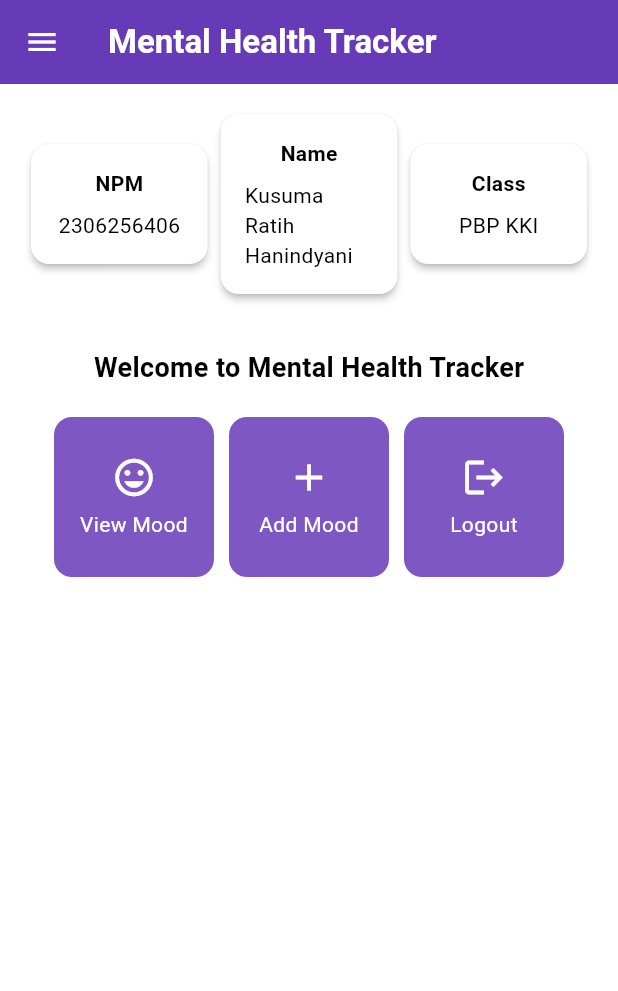
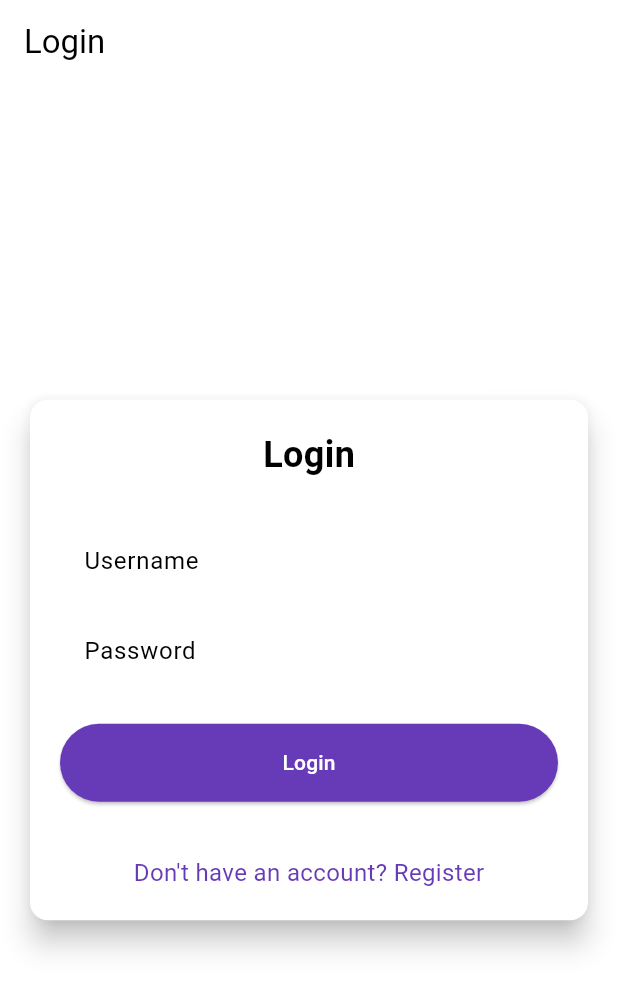
Before and after one commit to ksmratih/mental-health-tracker-mobile, a Flutter app: the screen it shows after launch, on a phone screen of 412 x 824 dp. Shown: the top 991 px of the screen. Run offline on Flutter 3.47's test engine with Material 3 defaults, Android fonts, the phone set to English and light mode, and no system bars; missing offline and left inert: pbp_django_auth.

Commit message:
tutorial 8 done!

```diff
--- a/lib/main.dart
+++ b/lib/main.dart
@@ -1,5 +1,7 @@
 import 'package:flutter/material.dart';
-import 'package:mental_health_tracker/screens/menu.dart';
+import 'package:pbp_django_auth/pbp_django_auth.dart';
+import 'package:provider/provider.dart';
+import 'package:mental_health_tracker/screens/login.dart';
 
 void main() {
   runApp(const MyApp());
@@ -8,32 +10,23 @@ void main() {
 class MyApp extends StatelessWidget {
   const MyApp({super.key});
 
-  // This widget is the root of your application.
   @override
   Widget build(BuildContext context) {
-    return MaterialApp(
-      title: 'Flutter Demo',
-      theme: ThemeData(
-        // This is the theme of your application.
-        //
-        // TRY THIS: Try running your application with "flutter run". You'll see
-        // the application has a purple toolbar. Then, without quitting the app,
-        // try changing the seedColor in the colorScheme below to Colors.green
-        // and then invoke "hot reload" (save your changes or press the "hot
-        // reload" button in a Flutter-supported IDE, or press "r" if you used
-        // the command line to start the app).
-        //
-        // Notice that the counter didn't reset back to zero; the application
-        // state is not lost during the reload. To reset the state, use hot
-        // restart instead.
-        //
-        // This works for code too, not just values: Most code changes can be
-        // tested with just a hot reload.
-        colorScheme: ColorScheme.fromSwatch(
-          primarySwatch: Colors.deepPurple,
-        ).copyWith(secondary: Colors.deepPurple[400]),
+    return Provider(
+      create: (_) {
+        CookieRequest request = CookieRequest();
+        return request;
+      },
+      child: MaterialApp(
+        title: 'Mental Health Tracker',
+        theme: ThemeData(
+          useMaterial3: true,
+          colorScheme: ColorScheme.fromSwatch(
+            primarySwatch: Colors.deepPurple,
+          ).copyWith(secondary: Colors.deepPurple[400]),
+        ),
+        home: LoginPage(),
       ),
-      home: MyHomePage(),
     );
   }
 }
--- /dev/null
+++ b/lib/screens/login.dart
@@ -0,0 +1,181 @@
+import 'package:mental_health_tracker/screens/menu.dart';
+import 'package:flutter/material.dart';
+import 'package:pbp_django_auth/pbp_django_auth.dart';
+import 'package:provider/provider.dart';
+import 'package:mental_health_tracker/screens/register.dart';
+
+void main() {
+  runApp(const LoginApp());
+}
+
+class LoginApp extends StatelessWidget {
+  const LoginApp({super.key});
+
+  @override
+  Widget build(BuildContext context) {
+    return MaterialApp(
+      title: 'Login',
+      theme: ThemeData(
+        useMaterial3: true,
+        colorScheme: ColorScheme.fromSwatch(
+          primarySwatch: Colors.deepPurple,
+        ).copyWith(secondary: Colors.deepPurple[400]),
+      ),
+      home: const LoginPage(),
+    );
+  }
+}
+
+class LoginPage extends StatefulWidget {
+  const LoginPage({super.key});
+
+  @override
+  State<LoginPage> createState() => _LoginPageState();
+}
+
+class _LoginPageState extends State<LoginPage> {
+  final TextEditingController _usernameController = TextEditingController();
+  final TextEditingController _passwordController = TextEditingController();
+
+  @override
+  Widget build(BuildContext context) {
+    final request = context.watch<CookieRequest>();
+
+    return Scaffold(
+      appBar: AppBar(
+        title: const Text('Login'),
+      ),
+      body: Center(
+        child: SingleChildScrollView(
+          padding: const EdgeInsets.all(16.0),
+          child: Card(
+            elevation: 8,
+            shape: RoundedRectangleBorder(
+              borderRadius: BorderRadius.circular(12.0),
+            ),
+            child: Padding(
+              padding: const EdgeInsets.all(20.0),
+              child: Column(
+                mainAxisSize: MainAxisSize.min,
+                children: [
+                  const Text(
+                    'Login',
+                    style: TextStyle(
+                      fontSize: 24.0,
+                      fontWeight: FontWeight.bold,
+                    ),
+                  ),
+                  const SizedBox(height: 30.0),
+                  TextField(
+                    controller: _usernameController,
+                    decoration: const InputDecoration(
+                      labelText: 'Username',
+                      hintText: 'Enter your username',
+                      border: OutlineInputBorder(
+                        borderRadius: BorderRadius.all(Radius.circular(12.0)),
+                      ),
+                      contentPadding:
+                          EdgeInsets.symmetric(horizontal: 12.0, vertical: 8.0),
+                    ),
+                  ),
+                  const SizedBox(height: 12.0),
+                  TextField(
+                    controller: _passwordController,
+                    decoration: const InputDecoration(
+                      labelText: 'Password',
+                      hintText: 'Enter your password',
+                      border: OutlineInputBorder(
+                        borderRadius: BorderRadius.all(Radius.circular(12.0)),
+                      ),
+                      contentPadding:
+                          EdgeInsets.symmetric(horizontal: 12.0, vertical: 8.0),
+                    ),
+                    obscureText: true,
+                  ),
+                  const SizedBox(height: 24.0),
+                  ElevatedButton(
+                    onPressed: () async {
+                      String username = _usernameController.text;
+                      String password = _passwordController.text;
+
+		  // Check credentials
+		  // TODO: Change the URL and don't forget to add a trailing slash (/) at the end of the URL!
+		  // To connect the Android emulator to Django on localhost,
+		  // use the URL http://10.0.2.2/
+                      final response = await request
+                          .login("http://localhost:8000/auth/login/", {
+                        'username': username,
+                        'password': password,
+                      });
+
+                      if (request.loggedIn) {
+                        String message = response['message'];
+                        String uname = response['username'];
+                        if (context.mounted) {
+                          Navigator.pushReplacement(
+                            context,
+                            MaterialPageRoute(
+                                builder: (context) => MyHomePage()),
+                          );
+                          ScaffoldMessenger.of(context)
+                            ..hideCurrentSnackBar()
+                            ..showSnackBar(
+                              SnackBar(
+                                  content:
+                                      Text("$message Welcome, $uname.")),
+                            );
+                        }
+                      } else {
+                        if (context.mounted) {
+                          showDialog(
+                            context: context,
+                            builder: (context) => AlertDialog(
+                              title: const Text('Login Failed'),
+                              content: Text(response['message']),
+                              actions: [
+                                TextButton(
+                                  child: const Text('OK'),
+                                  onPressed: () {
+                                    Navigator.pop(context);
+                                  },
+                                ),
+                              ],
+                            ),
+                          );
+                        }
+                      }
+                    },
+                    style: ElevatedButton.styleFrom(
+                      foregroundColor: Colors.white,
+                      minimumSize: Size(double.infinity, 50),
+                      backgroundColor: Theme.of(context).colorScheme.primary,
+                      padding: const EdgeInsets.symmetric(vertical: 16.0),
+                    ),
+                    child: const Text('Login'),
+                  ),
+                  const SizedBox(height: 36.0),
+                  GestureDetector(
+                    onTap: () {
+                      Navigator.push(
+                        context,
+                        MaterialPageRoute(
+                            builder: (context) => const RegisterPage()),
+                      );
+                    },
+                    child: Text(
+                      'Don\'t have an account? Register',
+                      style: TextStyle(
+                        color: Theme.of(context).colorScheme.primary,
+                        fontSize: 16.0,
+                      ),
+                    ),
+                  ),
+                ],
+              ),
+            ),
+          ),
+        ),
+      ),
+    );
+  }
+}
--- a/pubspec.yaml
+++ b/pubspec.yaml
@@ -35,6 +35,9 @@ dependencies:
   # The following adds the Cupertino Icons font to your application.
   # Use with the CupertinoIcons class for iOS style icons.
   cupertino_icons: ^1.0.8
+  provider: ^6.1.2
+  pbp_django_auth: ^0.4.0
+  http: ^1.2.2
 
 dev_dependencies:
   flutter_test:
```
Also changed, not shown: lib/models/mood_entry.dart (added, +65 -0 lines), lib/screens/list_moodentry.dart (added, +88 -0 lines), lib/screens/moodentry_form.dart (+34 -28 lines), lib/screens/register.dart (added, +166 -0 lines), lib/widgets/left_drawer.dart (+8 -7 lines), lib/widgets/mood_card.dart (+36 -2 lines), pubspec.lock, 2 other files.
